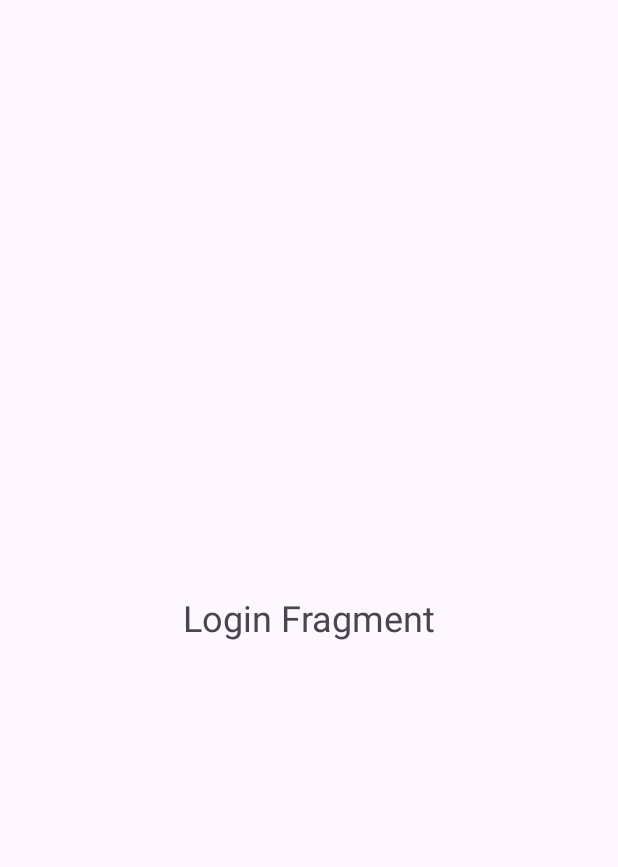
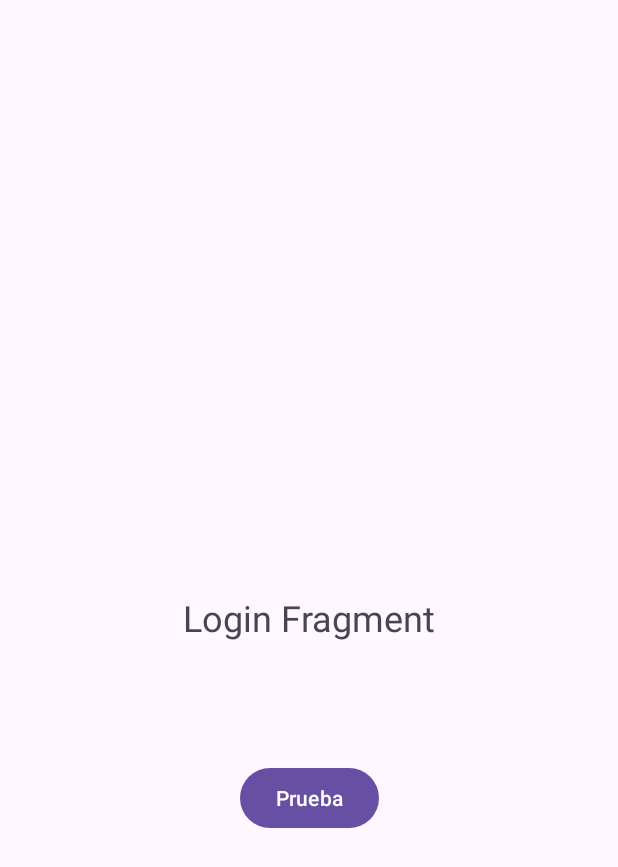
Before and after one commit to sebas7961/HeartAlarm2.0, an Android app: the screen it shows after launch (MainActivity), on a phone screen of 412 x 824 dp. Shown: the top 867 px of the screen. Run offline under Robolectric (Android 15) with nearby library versions, the phone set to English and light mode, and no system bars.

Commit message:
Primer avance Fragmentos [Login, Monitoreo, Opciones, Parametros, GestionPacientes]

```diff
--- a/app/src/main/java/com/example/heartalarm20/MainActivity.java
+++ b/app/src/main/java/com/example/heartalarm20/MainActivity.java
@@ -1,25 +1,38 @@
 package com.example.heartalarm20;
 
 import android.os.Bundle;
+import android.view.View;
+import android.widget.Button;
+
 import androidx.appcompat.app.AppCompatActivity;
+import androidx.navigation.NavController;
+import androidx.navigation.Navigation;
 import androidx.navigation.fragment.NavHostFragment;
 
 public class MainActivity extends AppCompatActivity {
+    private NavController navController;
 
     @Override
     protected void onCreate(Bundle savedInstanceState) {
         super.onCreate(savedInstanceState);
         setContentView(R.layout.activity_main);
+        Button button = findViewById(R.id.btn_prueba);
 
         NavHostFragment navHostFragment = (NavHostFragment) getSupportFragmentManager()
-                .findFragmentById(R.id.loginFragment);
-
+                .findFragmentById(R.id.nav_host_fragment);
+        if (navHostFragment != null) {
+            navController = navHostFragment.getNavController();
+        }
+        button.setOnClickListener(v -> {
+            navController.navigate(R.id.opcionesFragment);
+            button.setVisibility(View.INVISIBLE);
+        });
     }
 
     @Override
     public boolean onSupportNavigateUp() {
         NavHostFragment navHostFragment = (NavHostFragment) getSupportFragmentManager()
-                .findFragmentById(R.id.loginFragment);
+                .findFragmentById(R.id.nav_host_fragment);
         return navHostFragment != null
                 && navHostFragment.getNavController().navigateUp()
                 || super.onSupportNavigateUp();
--- a/app/src/main/res/layout/activity_main.xml
+++ b/app/src/main/res/layout/activity_main.xml
@@ -1,6 +1,5 @@
 <?xml version="1.0" encoding="utf-8"?>
-<androidx.constraintlayout.widget.ConstraintLayout
-    xmlns:android="http://schemas.android.com/apk/res/android"
+<androidx.constraintlayout.widget.ConstraintLayout xmlns:android="http://schemas.android.com/apk/res/android"
     xmlns:app="http://schemas.android.com/apk/res-auto"
     xmlns:tools="http://schemas.android.com/tools"
     android:id="@+id/loginFragment"
@@ -13,7 +12,21 @@
         android:name="androidx.navigation.fragment.NavHostFragment"
         android:layout_width="match_parent"
         android:layout_height="match_parent"
-        app:navGraph="@navigation/nav_graph"
-        app:defaultNavHost="true" />
+        app:defaultNavHost="true"
+        app:layout_constraintBottom_toTopOf="parent"
+        app:layout_constraintEnd_toStartOf="parent"
+        app:layout_constraintStart_toStartOf="parent"
+        app:layout_constraintTop_toTopOf="parent"
+        app:navGraph="@navigation/nav_graph" />
+
+    <Button
+        android:id="@+id/btn_prueba"
+        android:layout_width="wrap_content"
+        android:layout_height="wrap_content"
+        android:layout_marginBottom="268dp"
+        android:text="Prueba"
+        app:layout_constraintBottom_toBottomOf="parent"
+        app:layout_constraintEnd_toEndOf="parent"
+        app:layout_constraintStart_toStartOf="parent" />
 
 </androidx.constraintlayout.widget.ConstraintLayout>
--- a/app/src/main/res/navigation/nav_graph.xml
+++ b/app/src/main/res/navigation/nav_graph.xml
@@ -1,4 +1,3 @@
-<?xml version="1.0" encoding="utf-8"?>
 <navigation xmlns:android="http://schemas.android.com/apk/res/android"
     xmlns:app="http://schemas.android.com/apk/res-auto"
     xmlns:tools="http://schemas.android.com/tools"
@@ -8,11 +7,45 @@
         android:id="@+id/loginFragment"
         android:name="com.example.heartalarm20.view.fragments.LoginFragment"
         android:label="Login"
-        tools:layout="@layout/fragment_login" />
+        tools:layout="@layout/fragment_login">
+        <action
+            android:id="@+id/action_loginFragment_to_opcionesFragment"
+            app:destination="@id/opcionesFragment" />
+    </fragment>
+
+    <fragment
+        android:id="@+id/opcionesFragment"
+        android:name="com.example.heartalarm20.view.fragments.OpcionesFragment"
+        android:label="Opciones"
+        tools:layout="@layout/fragment_opciones">
+        <!-- Navegación hacia MonitoreoFragment -->
+        <action
+            android:id="@+id/action_opcionesFragment_to_monitoreoFragment"
+            app:destination="@id/monitoreoFragment" />
+        <action
+            android:id="@+id/action_opcionesFragment_to_parametrosFragment"
+            app:destination="@id/parametrosFragment" />
+        <action
+            android:id="@+id/action_opcionesFragment_to_gestionPacientesFragment"
+            app:destination="@id/gestionarPacientesFragment" />
+    </fragment>
 
     <fragment
         android:id="@+id/monitoreoFragment"
         android:name="com.example.heartalarm20.view.fragments.MonitoreoFragment"
         android:label="Monitoreo"
         tools:layout="@layout/fragment_monitoreo" />
+
+    <fragment
+        android:id="@+id/parametrosFragment"
+        android:name="com.example.heartalarm20.view.fragments.ParametrosFragment"
+        android:label="Parámetros"
+        tools:layout="@layout/fragment_parametros" />
+    <fragment
+        android:id="@+id/gestionarPacientesFragment"
+        android:name="com.example.heartalarm20.view.fragments.GestionarPacientesFragment"
+        android:label="Gestionar Pacientes"
+        tools:layout="@layout/fragment_gestionarpacientes" />
+
+
 </navigation>
```
Also changed, not shown: app/src/main/java/com/example/heartalarm20/view/fragments/GestionarPacientesFragment.java (added, +25 -0 lines), app/src/main/java/com/example/heartalarm20/view/fragments/OpcionesFragment.java (added, +60 -0 lines), app/src/main/java/com/example/heartalarm20/view/fragments/ParametrosFragment.java (added, +55 -0 lines), app/src/main/java/com/example/heartalarm20/viewmodel/AuthViewModel.java (added, +18 -0 lines), app/src/main/res/layout/fragment_gestionarpacientes.xml (added, +15 -0 lines), app/src/main/res/layout/fragment_opciones.xml (added, +33 -0 lines), app/src/main/res/layout/fragment_parametros.xml (added, +31 -0 lines).
